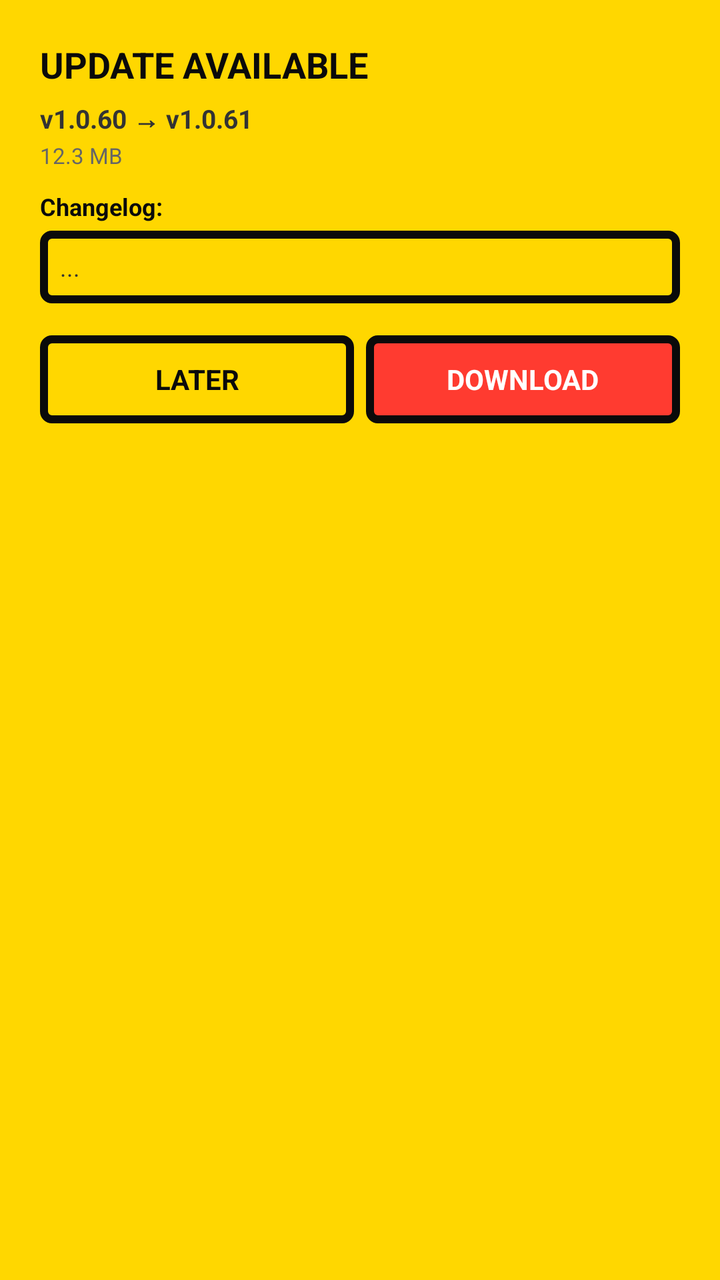
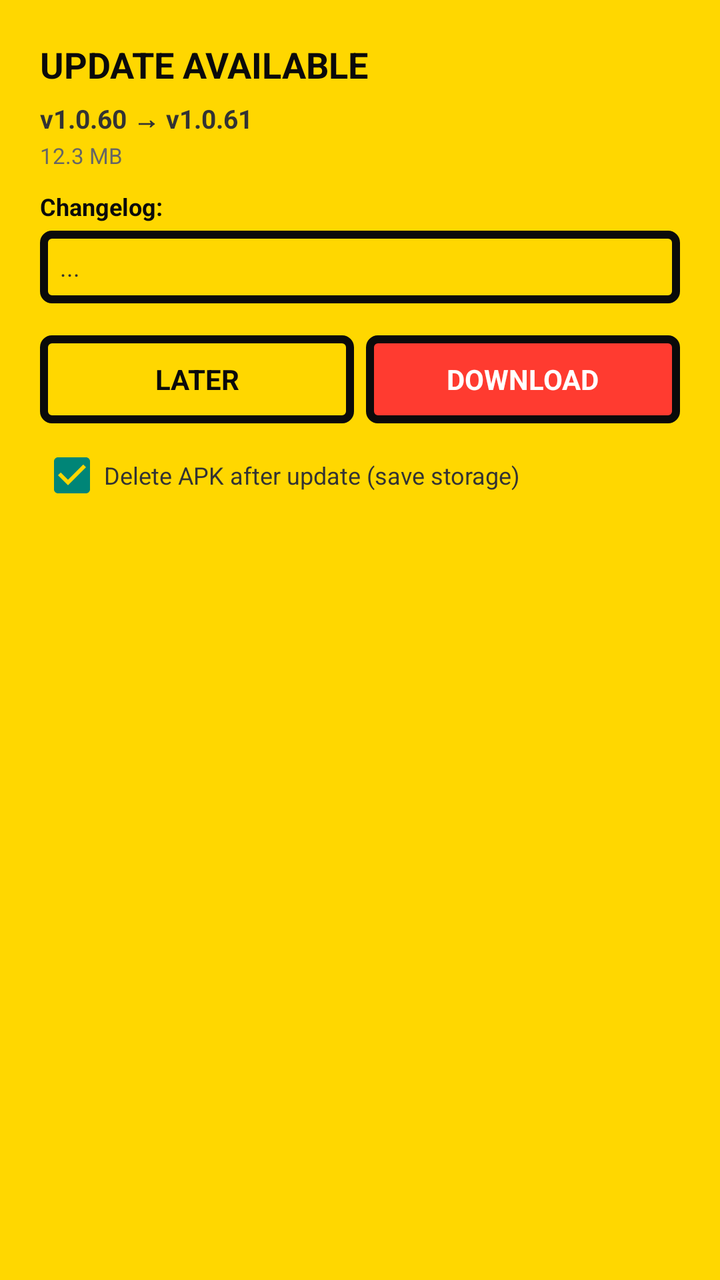

Screens rendered from an Android XML layout before and after an edit, with the pre-edit source and the edit as a unified diff.
<!-- AndroidManifest.xml: application theme Theme.MyApplication -->
<!-- res/layout/dialog_update.xml -->
<?xml version="1.0" encoding="utf-8"?>
<LinearLayout xmlns:android="http://schemas.android.com/apk/res/android"
    android:layout_width="match_parent"
    android:layout_height="wrap_content"
    android:orientation="vertical"
    android:padding="20dp">

    <TextView
        android:id="@+id/tvUpdateTitle"
        android:layout_width="match_parent"
        android:layout_height="wrap_content"
        android:text="UPDATE AVAILABLE"
        android:textStyle="bold"
        android:textSize="18sp"
        android:textColor="#0A0A0A" />

    <TextView
        android:id="@+id/tvUpdateVersion"
        android:layout_width="match_parent"
        android:layout_height="wrap_content"
        android:text="v1.0.60 → v1.0.61"
        android:textSize="13sp"
        android:textStyle="bold"
        android:textColor="#333333"
        android:layout_marginTop="6dp" />

    <TextView
        android:id="@+id/tvUpdateSize"
        android:layout_width="match_parent"
        android:layout_height="wrap_content"
        android:text="12.3 MB"
        android:textSize="11sp"
        android:textColor="#666666"
        android:layout_marginTop="2dp" />

    <TextView
        android:id="@+id/tvChangelogLabel"
        android:layout_width="match_parent"
        android:layout_height="wrap_content"
        android:text="Changelog:"
        android:textStyle="bold"
        android:textSize="12sp"
        android:textColor="#0A0A0A"
        android:layout_marginTop="10dp" />

    <ScrollView
        android:layout_width="match_parent"
        android:layout_height="wrap_content"
        android:maxHeight="180dp"
        android:layout_marginTop="4dp"
        android:background="@drawable/bg_neo_spinner">

        <TextView
            android:id="@+id/tvChangelog"
            android:layout_width="match_parent"
            android:layout_height="wrap_content"
            android:padding="10dp"
            android:text="..."
            android:textSize="12sp"
            android:textColor="#333333" />
    </ScrollView>

    
    <LinearLayout
        android:id="@+id/layoutProgress"
        android:layout_width="match_parent"
        android:layout_height="wrap_content"
        android:orientation="vertical"
        android:visibility="gone"
        android:layout_marginTop="12dp">

        <TextView
            android:id="@+id/tvProgressLabel"
            android:layout_width="match_parent"
            android:layout_height="wrap_content"
            android:text="Downloading... 0%"
            android:textSize="12sp"
            android:textStyle="bold"
            android:textColor="#0A0A0A" />

        <FrameLayout
            android:id="@+id/progressContainer"
            android:layout_width="match_parent"
            android:layout_height="16dp"
            android:background="@drawable/bg_neo_progress_container"
            android:padding="2dp"
            android:layout_marginTop="6dp">

            <View
                android:id="@+id/progressFill"
                android:layout_width="0dp"
                android:layout_height="match_parent"
                android:background="@drawable/bg_neo_progress_fill" />
        </FrameLayout>

        <TextView
            android:id="@+id/tvProgressBytes"
            android:layout_width="match_parent"
            android:layout_height="wrap_content"
            android:text="0 / 0 MB"
            android:textSize="10sp"
            android:textColor="#666666"
            android:layout_marginTop="2dp" />

        <TextView
            android:id="@+id/tvDownloadPath"
            android:layout_width="match_parent"
            android:layout_height="wrap_content"
            android:text="Saved to: ..."
            android:textSize="10sp"
            android:textColor="#666666"
            android:singleLine="false"
            android:ellipsize="middle"
            android:layout_marginTop="6dp"
            android:visibility="gone" />
    </LinearLayout>

    
    <LinearLayout
        android:layout_width="match_parent"
        android:layout_height="wrap_content"
        android:orientation="horizontal"
        android:layout_marginTop="16dp">

        <TextView
            android:id="@+id/btnCancel"
            android:layout_width="0dp"
            android:layout_weight="1"
            android:layout_height="44dp"
            android:text="LATER"
            android:gravity="center"
            android:textStyle="bold"
            android:textColor="#0A0A0A"
            android:background="@drawable/bg_neo_spinner"
            android:layout_marginEnd="6dp" />

        <TextView
            android:id="@+id/btnDownload"
            android:layout_width="0dp"
            android:layout_weight="1"
            android:layout_height="44dp"
            android:text="DOWNLOAD"
            android:gravity="center"
            android:textStyle="bold"
            android:textColor="#FFFFFF"
            android:background="@drawable/bg_neo_toggle_on" />

        <TextView
            android:id="@+id/btnInstall"
            android:layout_width="0dp"
            android:layout_weight="1"
            android:layout_height="44dp"
            android:text="INSTALL"
            android:gravity="center"
            android:textStyle="bold"
            android:textColor="#FFFFFF"
            android:background="@drawable/bg_neo_toggle_on"
            android:visibility="gone" />

    </LinearLayout>

    <TextView
        android:id="@+id/btnOpenFolder"
        android:layout_width="match_parent"
        android:layout_height="wrap_content"
        android:text="📁 Show file location — tap to copy path"
        android:textSize="11sp"
        android:textColor="#0066CC"
        android:padding="8dp"
        android:visibility="gone"
        android:gravity="center" />

</LinearLayout>
<!-- resources referenced by this layout -->
<resources>
  <!-- drawable bg_neo_progress_container (drawable) -->
  <?xml version="1.0" encoding="utf-8"?>
  <shape xmlns:android="http://schemas.android.com/apk/res/android" android:shape="rectangle">
      <solid android:color="@color/neo_white"/>
      <stroke android:width="4dp" android:color="@color/neo_black"/>
      <corners android:radius="4dp"/>
  </shape>
  <!-- drawable bg_neo_progress_fill (drawable) -->
  <?xml version="1.0" encoding="utf-8"?>
  <shape xmlns:android="http://schemas.android.com/apk/res/android" android:shape="rectangle">
      <solid android:color="@color/neo_yellow"/>
      <corners android:radius="0dp"/>
  </shape>
  <!-- drawable bg_neo_spinner (drawable) -->
  <?xml version="1.0" encoding="utf-8"?>
  <shape xmlns:android="http://schemas.android.com/apk/res/android">
      <solid android:color="@color/neo_yellow" />
      <stroke android:width="4dp" android:color="@color/neo_black" />
      <corners android:radius="4dp" />
  </shape>
  <!-- drawable bg_neo_toggle_on (drawable) -->
  <?xml version="1.0" encoding="utf-8"?>
  <shape xmlns:android="http://schemas.android.com/apk/res/android">
      <solid android:color="@color/neo_red" />
      <stroke android:width="4dp" android:color="@color/neo_black" />
      <corners android:radius="4dp" />
  </shape>
  <style name="Theme.MyApplication" parent="Theme.AppCompat.Light.NoActionBar">
          <item name="android:statusBarColor">@color/neo_yellow</item>
          <item name="android:windowBackground">@color/neo_yellow</item>
          <item name="android:navigationBarColor">@color/neo_black</item>
      </style>
  <color name="neo_white">#FFFFFF</color>
  <color name="neo_black">#0A0A0A</color>
  <color name="neo_yellow">#FFD700</color>
  <color name="neo_red">#FF3B30</color>
</resources>

<!-- the commit's change to res/layout/dialog_update.xml (unified diff, before → after) -->
@@ -159,6 +159,16 @@
 
     </LinearLayout>
 
+    <CheckBox
+        android:id="@+id/cbDeleteAfterInstall"
+        android:layout_width="match_parent"
+        android:layout_height="wrap_content"
+        android:text="Delete APK after update (save storage)"
+        android:textSize="12sp"
+        android:textColor="#333333"
+        android:layout_marginTop="10dp"
+        android:checked="true" />
+
     <TextView
         android:id="@+id/btnOpenFolder"
         android:layout_width="match_parent"
